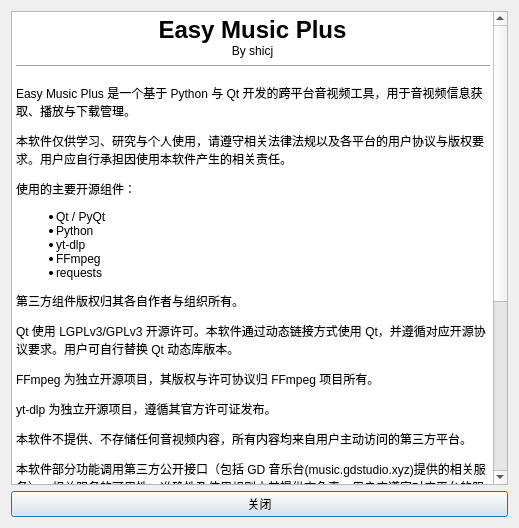
The window that ui/about_dialog.ui (shicj0927/EasyMusicPlus) describes before a commit, drawn with Qt 5.
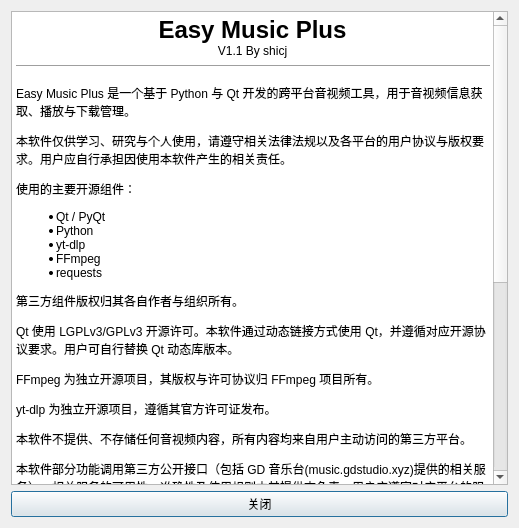
The same window after the commit.

Commit message: 更新版本号

Diff of the .ui file:
```diff
--- a/ui/about_dialog.ui
+++ b/ui/about_dialog.ui
@@ -18,24 +18,20 @@
     <widget class="QTextBrowser" name="qTextBrowser_about">
      <property name="html">
       <string>&lt;!DOCTYPE HTML PUBLIC &quot;-//W3C//DTD HTML 4.0//EN&quot; &quot;http://www.w3.org/TR/REC-html40/strict.dtd&quot;&gt;
-&lt;html&gt;&lt;head&gt;&lt;meta name=&quot;qrichtext&quot; content=&quot;1&quot; /&gt;&lt;meta charset=&quot;utf-8&quot; /&gt;&lt;style type=&quot;text/css&quot;&gt;
+&lt;html&gt;&lt;head&gt;&lt;meta name=&quot;qrichtext&quot; content=&quot;1&quot; /&gt;&lt;style type=&quot;text/css&quot;&gt;
 p, li { white-space: pre-wrap; }
-hr { height: 1px; border-width: 0; }
-li.unchecked::marker { content: &quot;\2610&quot;; }
-li.checked::marker { content: &quot;\2612&quot;; }
 &lt;/style&gt;&lt;/head&gt;&lt;body style=&quot; font-family:'Sans Serif'; font-size:9pt; font-weight:400; font-style:normal;&quot;&gt;
 &lt;p align=&quot;center&quot; style=&quot; margin-top:0px; margin-bottom:0px; margin-left:0px; margin-right:0px; -qt-block-indent:0; text-indent:0px;&quot;&gt;&lt;span style=&quot; font-size:18pt; font-weight:600;&quot;&gt;Easy Music Plus&lt;/span&gt;&lt;/p&gt;
-&lt;p align=&quot;center&quot; style=&quot; margin-top:0px; margin-bottom:0px; margin-left:0px; margin-right:0px; -qt-block-indent:0; text-indent:0px;&quot;&gt;By shicj&lt;/p&gt;
+&lt;p align=&quot;center&quot; style=&quot; margin-top:0px; margin-bottom:0px; margin-left:0px; margin-right:0px; -qt-block-indent:0; text-indent:0px;&quot;&gt;V1.1 By shicj&lt;/p&gt;
 &lt;hr /&gt;
 &lt;p style=&quot; margin-top:12px; margin-bottom:12px; margin-left:0px; margin-right:0px; -qt-block-indent:0; text-indent:0px;&quot;&gt;Easy Music Plus 是一个基于 Python 与 Qt 开发的跨平台音视频工具，用于音视频信息获取、播放与下载管理。&lt;/p&gt;
 &lt;p style=&quot; margin-top:12px; margin-bottom:12px; margin-left:0px; margin-right:0px; -qt-block-indent:0; text-indent:0px;&quot;&gt;本软件仅供学习、研究与个人使用，请遵守相关法律法规以及各平台的用户协议与版权要求。用户应自行承担因使用本软件产生的相关责任。&lt;/p&gt;
 &lt;p style=&quot; margin-top:12px; margin-bottom:12px; margin-left:0px; margin-right:0px; -qt-block-indent:0; text-indent:0px;&quot;&gt;使用的主要开源组件：&lt;/p&gt;
-&lt;ul style=&quot;margin-top: 0px; margin-bottom: 0px; margin-left: 0px; margin-right: 0px; -qt-list-indent: 1;&quot;&gt;
-&lt;li style=&quot; margin-top:12px; margin-bottom:0px; margin-left:0px; margin-right:0px; -qt-block-indent:0; text-indent:0px;&quot;&gt;Qt / PyQt&lt;/li&gt;
-&lt;li style=&quot; margin-top:0px; margin-bottom:0px; margin-left:0px; margin-right:0px; -qt-block-indent:0; text-indent:0px;&quot;&gt;Python&lt;/li&gt;
-&lt;li style=&quot; margin-top:0px; margin-bottom:0px; margin-left:0px; margin-right:0px; -qt-block-indent:0; text-indent:0px;&quot;&gt;yt-dlp&lt;/li&gt;
-&lt;li style=&quot; margin-top:0px; margin-bottom:0px; margin-left:0px; margin-right:0px; -qt-block-indent:0; text-indent:0px;&quot;&gt;FFmpeg&lt;/li&gt;
-&lt;li style=&quot; margin-top:0px; margin-bottom:12px; margin-left:0px; margin-right:0px; -qt-block-indent:0; text-indent:0px;&quot;&gt;requests&lt;/li&gt;&lt;/ul&gt;
+&lt;ul style=&quot;margin-top: 0px; margin-bottom: 0px; margin-left: 0px; margin-right: 0px; -qt-list-indent: 1;&quot;&gt;&lt;li style=&quot;&quot; style=&quot; margin-top:12px; margin-bottom:0px; margin-left:0px; margin-right:0px; -qt-block-indent:0; text-indent:0px;&quot;&gt;Qt / PyQt&lt;/li&gt;
+&lt;li style=&quot;&quot; style=&quot; margin-top:0px; margin-bottom:0px; margin-left:0px; margin-right:0px; -qt-block-indent:0; text-indent:0px;&quot;&gt;Python&lt;/li&gt;
+&lt;li style=&quot;&quot; style=&quot; margin-top:0px; margin-bottom:0px; margin-left:0px; margin-right:0px; -qt-block-indent:0; text-indent:0px;&quot;&gt;yt-dlp&lt;/li&gt;
+&lt;li style=&quot;&quot; style=&quot; margin-top:0px; margin-bottom:0px; margin-left:0px; margin-right:0px; -qt-block-indent:0; text-indent:0px;&quot;&gt;FFmpeg&lt;/li&gt;
+&lt;li style=&quot;&quot; style=&quot; margin-top:0px; margin-bottom:12px; margin-left:0px; margin-right:0px; -qt-block-indent:0; text-indent:0px;&quot;&gt;requests&lt;/li&gt;&lt;/ul&gt;
 &lt;p style=&quot; margin-top:12px; margin-bottom:12px; margin-left:0px; margin-right:0px; -qt-block-indent:0; text-indent:0px;&quot;&gt;第三方组件版权归其各自作者与组织所有。&lt;/p&gt;
 &lt;p style=&quot; margin-top:12px; margin-bottom:12px; margin-left:0px; margin-right:0px; -qt-block-indent:0; text-indent:0px;&quot;&gt;Qt 使用 LGPLv3/GPLv3 开源许可。本软件通过动态链接方式使用 Qt，并遵循对应开源协议要求。用户可自行替换 Qt 动态库版本。&lt;/p&gt;
 &lt;p style=&quot; margin-top:12px; margin-bottom:12px; margin-left:0px; margin-right:0px; -qt-block-indent:0; text-indent:0px;&quot;&gt;FFmpeg 为独立开源项目，其版权与许可协议归 FFmpeg 项目所有。&lt;/p&gt;
@@ -47,8 +43,10 @@
 &lt;p style=&quot; margin-top:12px; margin-bottom:12px; margin-left:0px; margin-right:0px; -qt-block-indent:0; text-indent:0px;&quot;&gt;&lt;span style=&quot; font-family:'monospace';&quot;&gt;本软件源码采用 MIT License 发布。&lt;/span&gt;&lt;/p&gt;
 &lt;hr /&gt;
 &lt;p align=&quot;center&quot; style=&quot; margin-top:12px; margin-bottom:12px; margin-left:0px; margin-right:0px; -qt-block-indent:0; text-indent:0px;&quot;&gt;© 2026 shicj&lt;/p&gt;
-&lt;p align=&quot;center&quot; style=&quot; margin-top:12px; margin-bottom:12px; margin-left:0px; margin-right:0px; -qt-block-indent:0; text-indent:0px;&quot;&gt;软件版本：V1.0&lt;/p&gt;
-&lt;p align=&quot;center&quot; style=&quot; margin-top:12px; margin-bottom:12px; margin-left:0px; margin-right:0px; -qt-block-indent:0; text-indent:0px;&quot;&gt;数据库版本：V2.0&lt;/p&gt;&lt;/body&gt;&lt;/html&gt;</string>
+&lt;p align=&quot;center&quot; style=&quot; margin-top:12px; margin-bottom:12px; margin-left:0px; margin-right:0px; -qt-block-indent:0; text-indent:0px;&quot;&gt;软件版本：V1.1&lt;/p&gt;
+&lt;p align=&quot;center&quot; style=&quot; margin-top:12px; margin-bottom:12px; margin-left:0px; margin-right:0px; -qt-block-indent:0; text-indent:0px;&quot;&gt;数据库版本：V2.0&lt;/p&gt;
+&lt;p align=&quot;center&quot; style=&quot; margin-top:12px; margin-bottom:12px; margin-left:0px; margin-right:0px; -qt-block-indent:0; text-indent:0px;&quot;&gt;如有任何问题欢迎在 github 仓库 shicj0927/EasyMusicPlus 反馈&lt;/p&gt;
+&lt;hr /&gt;&lt;/body&gt;&lt;/html&gt;</string>
      </property>
     </widget>
    </item>
```
The commit also changes 1 other file.
